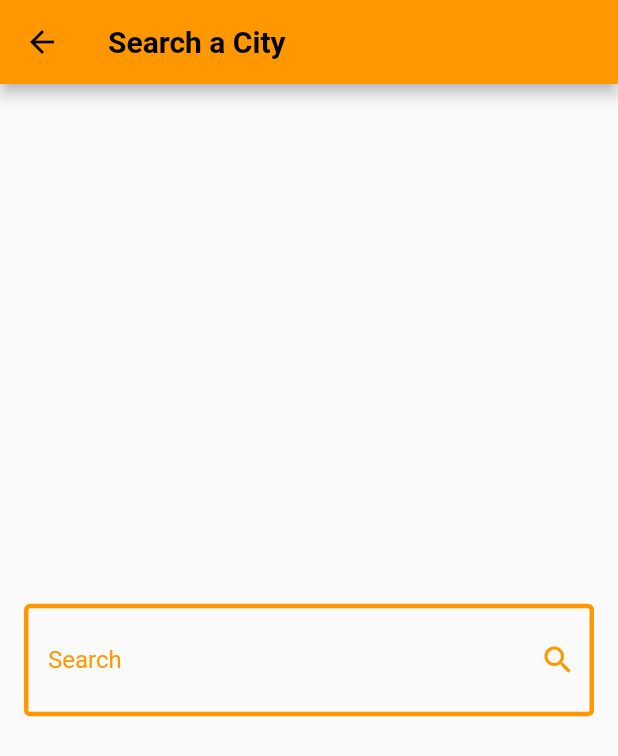
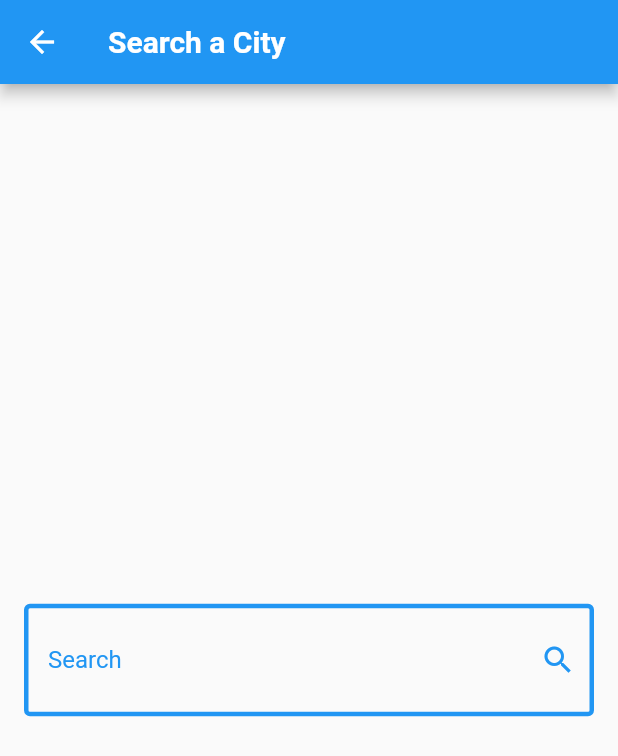
Before and after one commit to MarioMedhat10/Weather-App, a Flutter app: the screen it shows after launch, after a tap on the "search" icon, on a phone screen of 412 x 824 dp. Shown: the top 756 px of the screen. Run offline on Flutter 3.47's test engine with Material 3 defaults, Android fonts, the phone set to English and light mode, and no system bars; our stand-ins replace dio, flutter_bloc.

```diff
--- a/lib/cubits/get_weather_cubit/get_weather_cubit.dart
+++ b/lib/cubits/get_weather_cubit/get_weather_cubit.dart
@@ -12,7 +12,7 @@ class GetWeatherCubit extends Cubit<WeatherState>{
   * we use this way to pass this object throw forked tree [شجرة متفرعة]
   *   of widgets
   * */
-  late WeatherModel weatherModel;
+  WeatherModel? weatherModel;
 
   getWeather({required String cityName}) async {
     try {
--- a/lib/main.dart
+++ b/lib/main.dart
@@ -14,18 +14,58 @@ class WeatherApp extends StatelessWidget {
   Widget build(BuildContext context) {
     return BlocProvider(
       create: (context) => GetWeatherCubit(),
-      child: MaterialApp(
+      /*
+      * used Builder widget to get a new context that can have
+      *   a GetWeatherCubit so it can use BlocProvider
+      * */
+      child: Builder(
+        builder: (context) => MaterialApp(
           debugShowCheckedModeBanner: false,
           theme: ThemeData(
             useMaterial3: false,
-          primarySwatch: getThemeColor('Sunny'),
+            primarySwatch: getThemeColor(
+              BlocProvider.of<GetWeatherCubit>(context)
+                  .weatherModel?.weatherCondition,
+            ),
           ),
           home: HomeScreen(),
         ),
+      ),
     );
   }
+}
 
-  MaterialColor? getThemeColor(String condition) {
+/*
+* we here made MaterialApp as a custom widget to solve the problem
+*   that context doesn't contain a GetWeatherCubit so we need to extract it
+*
+* Or we can use Builder widget
+* */
+// class CustomMaterialApp extends StatelessWidget {
+//   const CustomMaterialApp({
+//     super.key,
+//   });
+//
+//   @override
+//   Widget build(BuildContext context) {
+//     return MaterialApp(
+//       debugShowCheckedModeBanner: false,
+//       theme: ThemeData(
+//         useMaterial3: false,
+//         primarySwatch: getThemeColor(
+//           BlocProvider.of<GetWeatherCubit>(context)
+//               .weatherModel?.weatherCondition,
+//         ),
+//       ),
+//       home: HomeScreen(),
+//     );
+//   }
+// }
+
+MaterialColor? getThemeColor(String? condition) {
+  if (condition == null){
+    return Colors.blue;
+  }
   switch (condition) {
     case "Sunny":
       return Colors.orange;
@@ -129,4 +169,3 @@ class WeatherApp extends StatelessWidget {
       return Colors.blue;
   }
 }
-}
--- a/lib/screens/weather_info_screen.dart
+++ b/lib/screens/weather_info_screen.dart
@@ -1,6 +1,7 @@
 import 'package:flutter/material.dart';
 import 'package:flutter_bloc/flutter_bloc.dart';
 import 'package:weather_app/cubits/get_weather_cubit/get_weather_cubit.dart';
+import 'package:weather_app/models/weather_model.dart';
 
 class WeatherInfoScreen extends StatelessWidget {
   const WeatherInfoScreen({
@@ -9,7 +10,7 @@ class WeatherInfoScreen extends StatelessWidget {
 
   @override
   Widget build(BuildContext context) {
-    var weatherModel = BlocProvider.of<GetWeatherCubit>(context).weatherModel;
+    WeatherModel? weatherModel = BlocProvider.of<GetWeatherCubit>(context).weatherModel!;
 
     return Padding(
       padding: const EdgeInsets.all(25.0),
```
Lines whose indentation alone changed are shown as unchanged.
